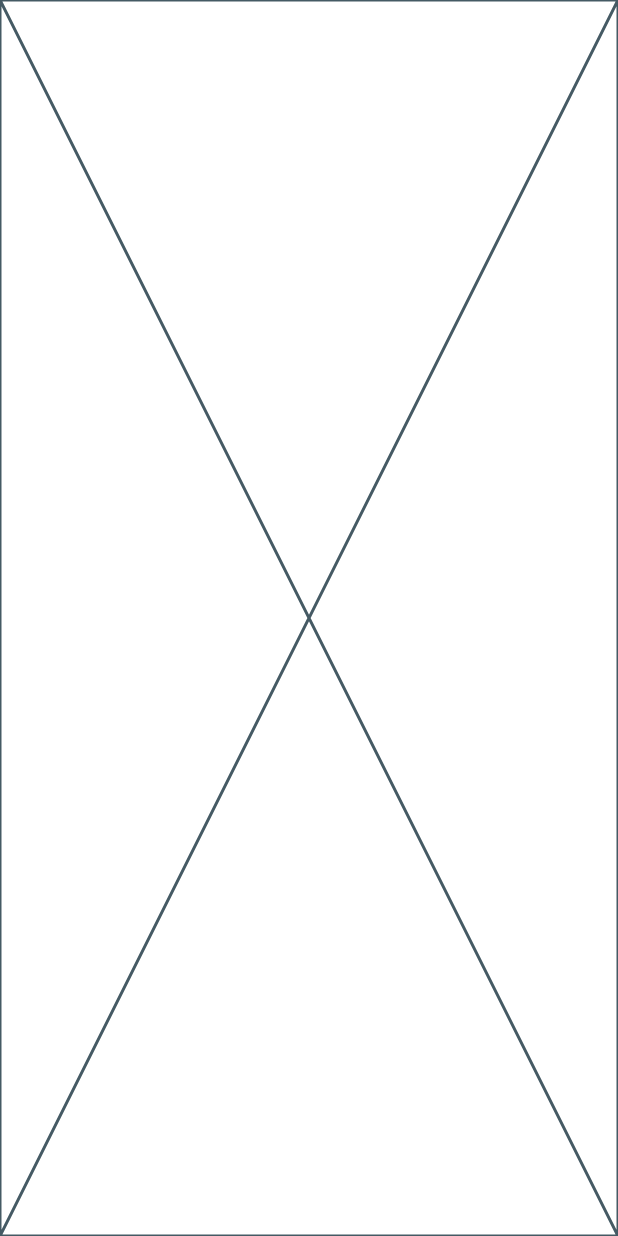
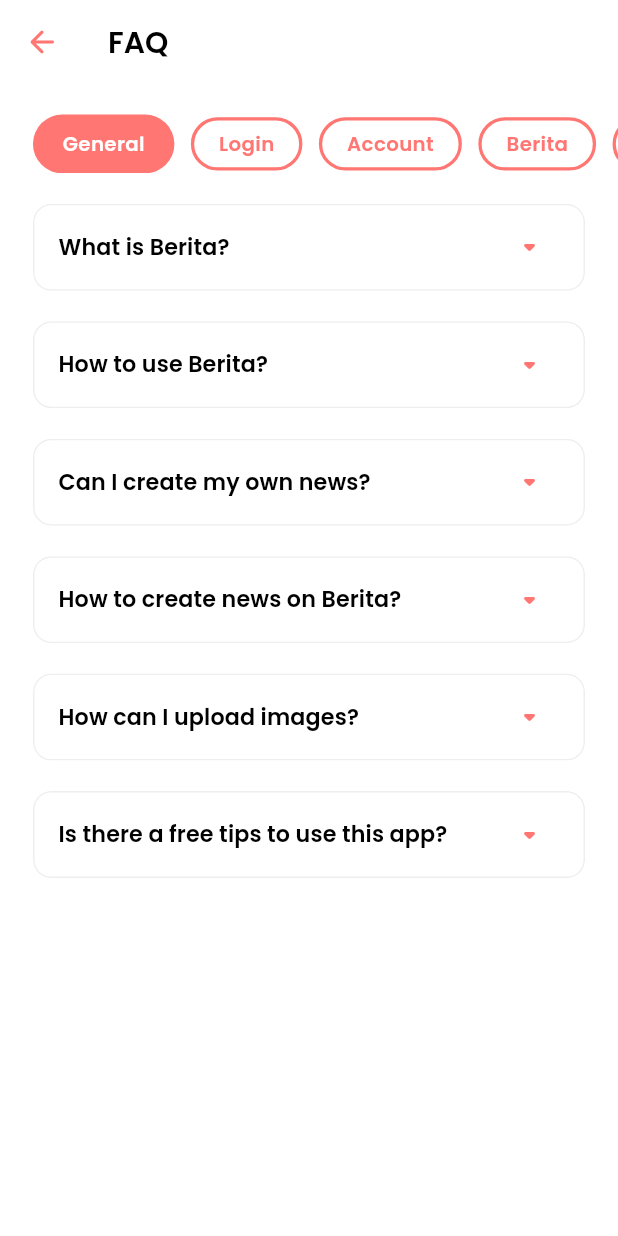
Before and after one commit to Aman-Singh-Rawat/newsy_app, a Flutter app: the FaqSettingScreen screen opened directly, on a phone screen of 412 x 824 dp. Run offline on Flutter 3.47's test engine with Material 3 defaults, Android fonts, the phone set to English and light mode, and no system bars; our stand-ins replace flutter_screenutil, flutter_spinkit, flutter_svg, google_fonts, grouped_list, pinput; network calls fail.

Commit message:
DESIGNED:: faq screen

```diff
--- a/lib/core/utils/constants.dart
+++ b/lib/core/utils/constants.dart
@@ -540,3 +540,31 @@ final List<Map<String, String>> inviteUser = [
     "imageUrl": "https://randomuser.me/api/portraits/women/20.jpg",
   },
 ];
+
+
+final List<Map<String, String>> faqData = [
+  {
+    "question": "What is Berita?",
+    "answer": "Berita is one of the greatest News Reader Mobile App platforms, providing you the latest news from around the world in an easy-to-read format."
+  },
+  {
+    "question": "How to use Berita?",
+    "answer": "To use Berita, simply download the app, sign up or log in, and start exploring news articles. You can browse by categories, search for topics, and save your favorite articles."
+  },
+  {
+    "question": "Can I create my own news?",
+    "answer": "Yes, you can create your own news articles on Berita. You just need to register as a contributor and follow the guidelines for submitting news content."
+  },
+  {
+    "question": "How to create news on Berita?",
+    "answer": "After registering as a contributor, go to the 'Create News' section, write your article, add images if needed, and submit it. The editorial team will review it before publishing."
+  },
+  {
+    "question": "How can I upload images?",
+    "answer": "When creating news, you can upload images directly from your phone or tablet. Simply click the 'Add Image' button in the news editor and select the images you want to attach."
+  },
+  {
+    "question": "Is there a free tips to use this app?",
+    "answer": "Yes! Berita offers free tips and tutorials within the app to help you navigate features, improve your news writing, and make the most of the platform."
+  },
+];
--- a/lib/main.dart
+++ b/lib/main.dart
@@ -8,6 +8,7 @@ import 'package:newsy/view/views/home/home_screen.dart';
 import 'package:newsy/view/views/home/news_agency_detail_screen.dart';
 import 'package:newsy/view/views/main_screen.dart';
 import 'package:newsy/view/views/my-news/my_news_screen.dart';
+import 'package:newsy/view/views/profile/faq_setting_screen.dart';
 import 'package:newsy/view/views/profile/invite_friends_setting_screen.dart';
 
 void main() {
@@ -96,7 +97,7 @@ class MyApp extends StatelessWidget {
               seedColor: Colorr.primaryColor[400]!,
             ),
           ),
-          home: MainScreen(),
+          home: FaqSettingScreen(),
         );
       },
     );
--- a/lib/view/views/bookmark/bookmark_screen.dart
+++ b/lib/view/views/bookmark/bookmark_screen.dart
@@ -30,8 +30,9 @@ class _BookmarkScreenState extends State<BookmarkScreen> {
   Widget getNews() {
     return Expanded(
       child: ListView.builder(
-        itemBuilder: (context, index) =>
-            NewsWidget(onBookmarkClick: () => showBookmarkRemoveBottomSheet(context)),
+        itemBuilder: (context, index) => NewsWidget(
+          onBookmarkClick: () => showBookmarkRemoveBottomSheet(context),
+        ),
         itemCount: 5,
       ).padSymmetric(horizontal: 20.w),
     );
@@ -79,6 +80,7 @@ class _BookmarkScreenState extends State<BookmarkScreen> {
               return GestureDetector(
                 onTap: () => setState(() => _selectedIndex = cat.key),
                 child: CategoryWidget(
+                  index: cat.key,
                   categoryName: cat.value,
                   isSelected: cat.key == _selectedIndex,
                 ),
--- a/lib/view/views/my-news/my_news_screen.dart
+++ b/lib/view/views/my-news/my_news_screen.dart
@@ -45,6 +45,7 @@ class _MyNewsScreenState extends State<MyNewsScreen> {
               return GestureDetector(
                 onTap: () => setState(() => _selectedIndex = cat.key),
                 child: CategoryWidget(
+                  index: cat.key,
                   categoryName: cat.value,
                   isSelected: cat.key == _selectedIndex,
                 ),
--- a/lib/view/views/profile/faq_setting_screen.dart
+++ b/lib/view/views/profile/faq_setting_screen.dart
@@ -1,4 +1,13 @@
+import 'package:flutter/cupertino.dart';
 import 'package:flutter/material.dart';
+import 'package:flutter_screenutil/flutter_screenutil.dart';
+import 'package:google_fonts/google_fonts.dart';
+import 'package:newsy/core/theme/app_colors.dart';
+import 'package:newsy/core/theme/custom_text_style.dart';
+import 'package:newsy/core/utils/constants.dart';
+import 'package:newsy/core/utils/extension.dart';
+import 'package:newsy/view/widgets/category_widget.dart';
+import 'package:newsy/view/widgets/custom_app_bar.dart';
 
 class FaqSettingScreen extends StatefulWidget {
   const FaqSettingScreen({super.key});
@@ -7,24 +16,80 @@ class FaqSettingScreen extends StatefulWidget {
   State<FaqSettingScreen> createState() => _FaqSettingScreenState();
 }
 
-class _FaqSettingScreenState extends State<FaqSettingScreen>
-    with SingleTickerProviderStateMixin {
-  late AnimationController _controller;
-
-  @override
-  void initState() {
-    super.initState();
-    _controller = AnimationController(vsync: this);
-  }
-
-  @override
-  void dispose() {
-    _controller.dispose();
-    super.dispose();
-  }
+class _FaqSettingScreenState extends State<FaqSettingScreen> {
+  int _selectedIndex = 0;
 
   @override
   Widget build(BuildContext context) {
-    return const Placeholder();
+    return Scaffold(
+      appBar: getAppBar(title: "FAQ", context: context),
+      body: SafeArea(
+        child: Column(
+          children: [
+            SizedBox(height: 20.h),
+
+            // category widget
+            SingleChildScrollView(
+              scrollDirection: Axis.horizontal,
+              child: Row(
+                children: faqCategories.asMap().entries.map((cat) {
+                  return GestureDetector(
+                    onTap: () => setState(() => _selectedIndex = cat.key),
+                    child: CategoryWidget(
+                      index: cat.key,
+                      categoryName: cat.value,
+                      isSelected: cat.key == _selectedIndex,
+                    ),
+                  );
+                }).toList(),
+              ),
+            ),
+
+            SizedBox(height: 20.h),
+
+            Expanded(
+              child: ListView.builder(
+                itemCount: faqData.length,
+                itemBuilder: (context, index) {
+                  final faq = faqData[index];
+                  return ExpansionTile(
+                    shape: RoundedRectangleBorder(
+                      borderRadius: BorderRadius.circular(12.r),
+                      side: BorderSide(color: Colorr.primaryColor[400]!),
+                    ),
+                    collapsedShape: RoundedRectangleBorder(
+                      borderRadius: BorderRadius.circular(12.r),
+                      side: BorderSide(color: Colors.grey.shade200),
+                    ),
+                    title: Text(
+                      faq["question"] as String,
+                      style: CustomTextStyle.settingScreenItemTitleStyle,
+                    ),
+                    trailing: Icon(
+                      Icons.arrow_drop_down_rounded,
+                      color: Colorr.primaryColor[400],
+                    ),
+                    children: [
+                      Divider().padOnly(bottom: 10.h),
+                      Text(
+                        faq["answer"] as String,
+
+                        style: GoogleFonts.poppins(
+                          height: 1.5.h,
+                          color: Colors.grey[800],
+                          fontWeight: FontWeight.w500,
+                          fontSize: 11.sp,
+                        ),
+                      ).padSymmetric(horizontal: 20.w),
+                      SizedBox(height: 20.h),
+                    ],
+                  ).padOnly(bottom: 20.h);
+                },
+              ).padSymmetric(horizontal: 20.w),
+            ),
+          ],
+        ),
+      ),
+    );
   }
 }
--- a/lib/view/widgets/category_widget.dart
+++ b/lib/view/widgets/category_widget.dart
@@ -6,21 +6,23 @@ import 'package:newsy/core/theme/app_colors.dart';
 class CategoryWidget extends StatelessWidget {
   final String categoryName;
   final bool isSelected;
+  final int index;
 
   const CategoryWidget({
     super.key,
     required this.categoryName,
     required this.isSelected,
+    required this.index,
   });
 
   @override
   Widget build(BuildContext context) {
     return Container(
       padding: EdgeInsets.symmetric(
-        horizontal: 15.w,
+        horizontal: isSelected ? 18.w : 15.w,
         vertical: isSelected ? 10.h : 6.h,
       ),
-      margin: EdgeInsets.only(right: 10.w, left: isSelected ? 20.w : 0),
+      margin: EdgeInsets.only(right: 10.w, left: index == 0 ? 20.w : 0),
       decoration: BoxDecoration(
         color: isSelected ? Colorr.primaryColor[400] : Colors.white,
         borderRadius: BorderRadius.circular(20.r),
--- a/lib/view/widgets/news_screen_widget.dart
+++ b/lib/view/widgets/news_screen_widget.dart
@@ -36,6 +36,7 @@ class _NewsScreenWidgetState extends State<NewsScreenWidget> {
               return GestureDetector(
                 onTap: () => setState(() => _selectedIndex = cat.key),
                 child: CategoryWidget(
+                  index: cat.key,
                   categoryName: cat.value,
                   isSelected: cat.key == _selectedIndex,
                 ),
--- a/lib/view/widgets/news_tab.dart
+++ b/lib/view/widgets/news_tab.dart
@@ -37,6 +37,7 @@ class _NewsTabWidgetState extends State<NewsTabWidget> {
               return GestureDetector(
                 onTap: () => setState(() => _selectedIndex = cat.key),
                 child: CategoryWidget(
+                  index: cat.key,
                   categoryName: cat.value,
                   isSelected: cat.key == _selectedIndex,
                 ),
```
